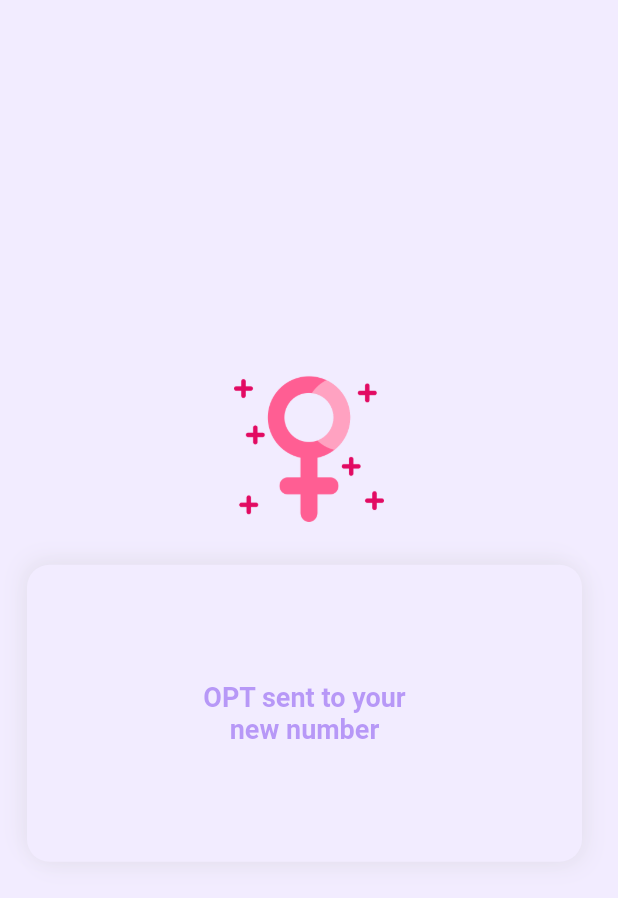
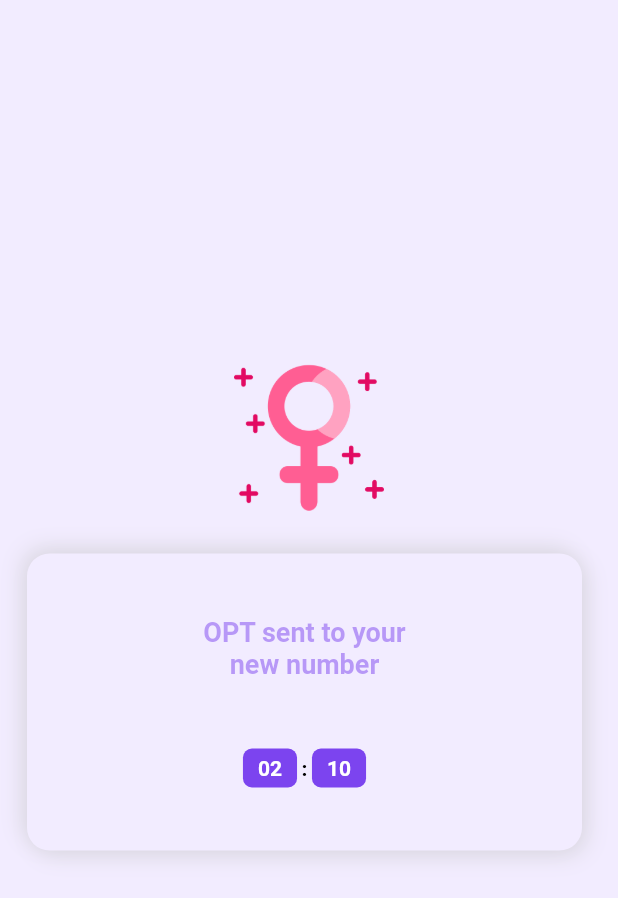
Before and after one commit to sadia229/Safety-App, a Flutter app: the screen it shows after launch, after a tap on "Submit", on a phone screen of 412 x 824 dp. Shown: the top 898 px of the screen. Run offline on Flutter 3.47's test engine with Material 2 defaults, Android fonts, the phone set to English and light mode, and no system bars; our stand-ins replace animated_text_kit, get, google_fonts, slide_countdown; Roboto replaces fonts that are missing (Ubuntu).

Commit message:
splash otp

```diff
--- a/lib/components/button/custom_button.dart
+++ b/lib/components/button/custom_button.dart
@@ -23,9 +23,12 @@ class KButton extends StatelessWidget {
           child: Row(
             mainAxisAlignment: MainAxisAlignment.center,
             children: [
-              Text('$title',
-                  style: KTextStyle.subtitle1
-                      .copyWith(color: KColor.whiteBackground)),
+              Text(
+                '$title',
+                style: KTextStyle.subtitle7.copyWith(
+                  color: KColor.whiteBackground,
+                ),
+              ),
               const SizedBox(width: 15),
               const Icon(
                 Icons.arrow_forward_sharp,
--- a/lib/main.dart
+++ b/lib/main.dart
@@ -17,7 +17,7 @@ class MyApp extends StatelessWidget {
       theme: ThemeData(
         primarySwatch: Colors.purple,
       ),
-      initialRoute: '/login',
+      initialRoute: '/splash',
       onGenerateRoute: RouteGenerator.generateRoute,
     );
   }
--- a/lib/routes/route_generator.dart
+++ b/lib/routes/route_generator.dart
@@ -1,21 +1,28 @@
 import 'package:flutter/material.dart';
 import 'package:woman_safty_app/src/features/auth/login/view/login_page.dart';
 import 'package:woman_safty_app/src/features/auth/otp/view/otp_page.dart';
+import 'package:woman_safty_app/src/features/auth/signup/view/signup_page.dart';
 import 'package:woman_safty_app/src/features/home/view/home_page.dart';
-import 'package:woman_safty_app/src/features/signup/view/signup_page.dart';
+import 'package:woman_safty_app/src/features/splash/view/splash_screen.dart';
 
 class RouteGenerator {
   static Route<dynamic> generateRoute(RouteSettings settings) {
-    final args = settings.arguments;
+    final Map? arguments = settings.arguments as Map?;
 
     switch (settings.name) {
+      case '/splash':
+        return MaterialPageRoute(
+          builder: (_) => const SplashScreen(),
+        );
       case '/login':
         return MaterialPageRoute(
           builder: (_) => const LoginPage(),
         );
       case '/otp':
         return MaterialPageRoute(
-          builder: (_) => const OtpPage(),
+          builder: (_) => OtpPage(
+            phoneNumber: arguments!['phoneNumber'],
+          ),
         );
       case '/signup':
         return MaterialPageRoute(
--- a/lib/src/features/auth/login/view/login_page.dart
+++ b/lib/src/features/auth/login/view/login_page.dart
@@ -51,7 +51,11 @@ class _LoginPageState extends State<LoginPage> {
                 KButton(
                   title: 'Submit',
                   onTap: () {
-                    Navigator.pushNamed(context, '/otp');
+                    Navigator.pushNamed(
+                      context,
+                      '/otp',
+                      arguments: {'phoneNumber': phone.text},
+                    );
                   },
                 ),
                 const SizedBox(height: 20),
--- a/lib/src/features/auth/otp/view/otp_page.dart
+++ b/lib/src/features/auth/otp/view/otp_page.dart
@@ -1,15 +1,39 @@
+import 'dart:async';
+
 import 'package:flutter/material.dart';
+import 'package:slide_countdown/slide_countdown.dart';
+import 'package:woman_safty_app/components/button/custom_button.dart';
 import 'package:woman_safty_app/constants/asset_path.dart';
 import 'package:woman_safty_app/styles/b_style.dart';
 
 class OtpPage extends StatefulWidget {
-  const OtpPage({Key? key}) : super(key: key);
+  final String phoneNumber;
+
+  const OtpPage({required this.phoneNumber, Key? key}) : super(key: key);
 
   @override
   State<OtpPage> createState() => _OtpPageState();
 }
 
 class _OtpPageState extends State<OtpPage> {
+  final defaultDuration = const Duration(minutes: 02, seconds: 10);
+  final defaultPadding =
+      const EdgeInsets.symmetric(horizontal: 10, vertical: 5);
+  bool check = false;
+
+  @override
+  void initState() {
+    super.initState();
+    final _timer = Timer(
+      const Duration(seconds: 7),
+      () {
+        setState(() {
+          check = true;
+        });
+      },
+    );
+  }
+
   @override
   Widget build(BuildContext context) {
     return Scaffold(
@@ -26,7 +50,7 @@ class _OtpPageState extends State<OtpPage> {
               ),
               const SizedBox(height: 15),
               Container(
-                width: MediaQuery.of(context).size.width ,
+                width: MediaQuery.of(context).size.width,
                 height: 198,
                 margin: const EdgeInsets.only(top: 12, right: 12, left: 6),
                 decoration: BoxDecoration(
@@ -34,31 +58,61 @@ class _OtpPageState extends State<OtpPage> {
                   color: KColor.appBackground,
                   boxShadow: [
                     BoxShadow(
-                      color: KColor.shadowColor.withOpacity(0.2),
+                      color: KColor.shadowColor.withOpacity(0.4),
                       spreadRadius: 0,
                       blurRadius: 12,
                       offset: const Offset(4, 4), // changes position of shadow
                     ),
                     BoxShadow(
-                      color: KColor.shadowColor.withOpacity(0.2),
+                      color: KColor.shadowColor.withOpacity(0.4),
                       spreadRadius: 0,
                       blurRadius: 12,
-                      offset: const Offset(-4, -4), // changes position of shadow
+                      offset:
+                          const Offset(-4, -4), // changes position of shadow
                     ),
                   ],
                 ),
                 child: Column(
                   mainAxisAlignment: MainAxisAlignment.center,
                   children: [
-                    Text('OPT sent to your\nnew number',
+                    Text(
+                      'OPT sent to your\nnew number',
                       textAlign: TextAlign.center,
                       style: KTextStyle.subtitle1.copyWith(
                         color: KColor.icon.withOpacity(0.5),
                       ),
                     ),
+                    const SizedBox(height: 15),
+                    Text(
+                      widget.phoneNumber.toString(),
+                      textAlign: TextAlign.center,
+                      style: KTextStyle.subtitle4.copyWith(
+                        color: KColor.icon,
+                      ),
+                    ),
+                    const SizedBox(height: 15),
+                    SlideCountdownSeparated(
+                      duration: defaultDuration,
+                      padding: defaultPadding,
+                      decoration: const BoxDecoration(
+                        color: KColor.icon,
+                        borderRadius: BorderRadius.all(Radius.circular(6)),
+                      ),
+                    ),
                   ],
                 ),
               ),
+              const SizedBox(height: 15),
+              if (check)
+                KButton(
+                  title: 'Submit',
+                  onTap: () {
+                    Navigator.pushNamed(
+                      context,
+                      '/otp',
+                    );
+                  },
+                ),
             ],
           ),
         ),
--- /dev/null
+++ b/lib/src/features/splash/view/splash_screen.dart
@@ -0,0 +1,70 @@
+import 'dart:async';
+
+import 'package:animated_text_kit/animated_text_kit.dart';
+import 'package:flutter/material.dart';
+import 'package:woman_safty_app/constants/asset_path.dart';
+import 'package:woman_safty_app/styles/k_color.dart';
+import 'package:woman_safty_app/styles/k_text_style.dart';
+import 'package:woman_safty_app/utils/extension.dart';
+
+class SplashScreen extends StatefulWidget {
+  const SplashScreen({Key? key}) : super(key: key);
+
+  @override
+  State<SplashScreen> createState() => _SplashScreenState();
+}
+
+class _SplashScreenState extends State<SplashScreen> {
+  @override
+  void initState() {
+    super.initState();
+    final _timer = Timer(
+      const Duration(seconds: 4),
+      () {
+        setState(() {
+          Navigator.pushNamed(context, '/login');
+        });
+      },
+    );
+  }
+
+  @override
+  Widget build(BuildContext context) {
+    return Scaffold(
+      body: Stack(
+        children: [
+          Image.asset(
+            AssetPath.splash,
+            width: context.screenWidth,
+            height: context.screenHeight,
+            fit: BoxFit.cover,
+          ),
+          Align(
+            alignment: Alignment.center,
+            child: SizedBox(
+              width: context.screenWidth,
+              child: DefaultTextStyle(
+                style: KTextStyle.headline2.copyWith(
+                  color: KColor.white,
+                ),
+                child: AnimatedTextKit(
+                  totalRepeatCount: 1,
+                  animatedTexts: [
+                    TypewriterAnimatedText(
+                      'Girls are angels, save them',
+                      textAlign: TextAlign.center,
+                      speed: const Duration(milliseconds: 60),
+                    ),
+                  ],
+                  onTap: () {
+                    print("Tap Event");
+                  },
+                ),
+              ),
+            ),
+          ),
+        ],
+      ),
+    );
+  }
+}
--- a/pubspec.yaml
+++ b/pubspec.yaml
@@ -43,6 +43,8 @@ dependencies:
   flutter_svg: ^1.1.1+1
   fluttertoast: ^8.0.9
   google_fonts: ^3.0.1
+  slide_countdown: ^0.3.2
+  animated_text_kit: ^4.2.2
 
 
 dev_dependencies:
```
Also changed, not shown: lib/src/features/auth/signup/view/signup_page.dart (renamed from lib/src/features/signup/view/signup_page.dart), pubspec.lock.
